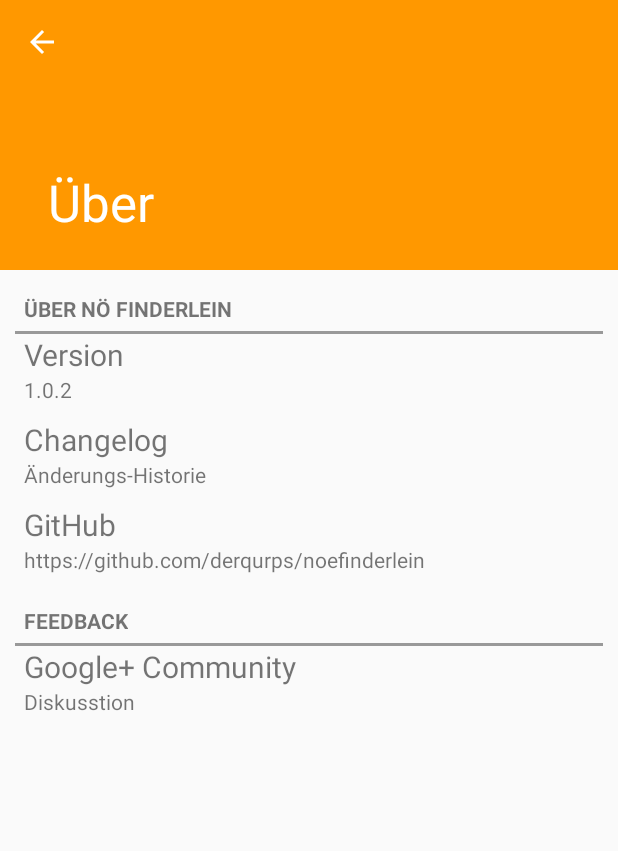
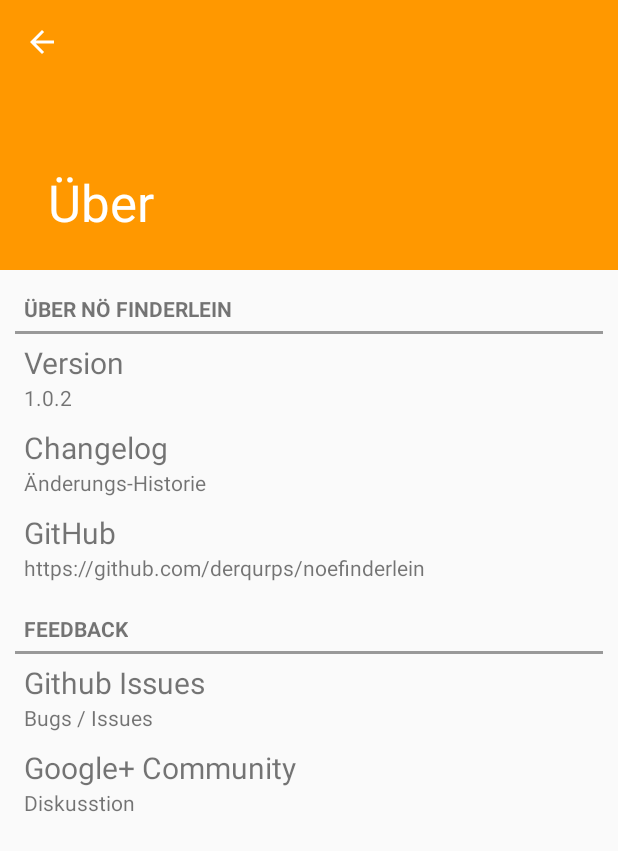
Before and after one commit to derqurps/noefinderlein, an Android app: the Activity_About screen opened directly, with no data from a screen before it, on a phone screen of 412 x 824 dp. Shown: the top 851 px of the screen. Run offline under Robolectric (Android 15) with nearby library versions, the phone set to English and light mode, and no system bars.

Commit message:
add github bug tracker link in about

```diff
--- a/app/build.gradle
+++ b/app/build.gradle
@@ -36,7 +36,7 @@
         applicationId "at.qurps.noefinderlein.app"
         minSdkVersion 9
         targetSdkVersion 23
-        versionCode 40
+        versionCode 41
         versionName "1.0.2"
         multiDexEnabled true
     }
--- a/app/src/main/java/at/qurps/noefinderlein/app/Activity_About.java
+++ b/app/src/main/java/at/qurps/noefinderlein/app/Activity_About.java
@@ -63,5 +63,12 @@
                 cl.getFullLogDialog().show();
             }
         });
+        ((LinearLayout) rootView.findViewById(R.id.about_githubbug)).setOnClickListener(new View.OnClickListener() {
+            public void onClick(View v) {
+                String url = "https://github.com/derqurps/noefinderlein/issues";
+                Intent browserIntent = new Intent(Intent.ACTION_VIEW, Uri.parse(url));
+                startActivity(browserIntent);
+            }
+        });
     }
 }
--- a/app/src/main/res/layout/content_activity_about.xml
+++ b/app/src/main/res/layout/content_activity_about.xml
@@ -29,7 +29,9 @@
             android:layout_height="2dip"
             android:background="#999999"
             android:layout_marginLeft="10dp"
-            android:layout_marginRight="10dp"></View>
+            android:layout_marginRight="10dp"
+            android:layout_marginBottom="5dp"
+            ></View>
         <LinearLayout
             android:orientation="vertical"
             android:layout_width="match_parent"
@@ -102,13 +104,31 @@
             android:layout_height="2dip"
             android:background="#999999"
             android:layout_marginLeft="10dp"
-            android:layout_marginRight="10dp"></View>
+            android:layout_marginRight="10dp"
+            android:layout_marginBottom="5dp"></View>
         <LinearLayout
             android:orientation="vertical"
             android:layout_width="match_parent"
             android:layout_height="match_parent"
             android:layout_marginLeft="16dp"
             android:layout_marginRight="16dp">
+            <LinearLayout
+                android:orientation="vertical"
+                android:layout_width="match_parent"
+                android:layout_height="match_parent"
+                android:layout_marginBottom="10dp"
+                android:id="@+id/about_githubbug">
+                <TextView
+                    android:layout_width="wrap_content"
+                    android:layout_height="wrap_content"
+                    android:text="Github Issues"
+                    android:textSize="20dp"/>
+                <TextView
+                    android:layout_width="wrap_content"
+                    android:layout_height="wrap_content"
+                    android:text="Bugs / Issues"
+                    android:textSize="14dp"/>
+            </LinearLayout>
             <LinearLayout
                 android:orientation="vertical"
                 android:layout_width="match_parent"
```
